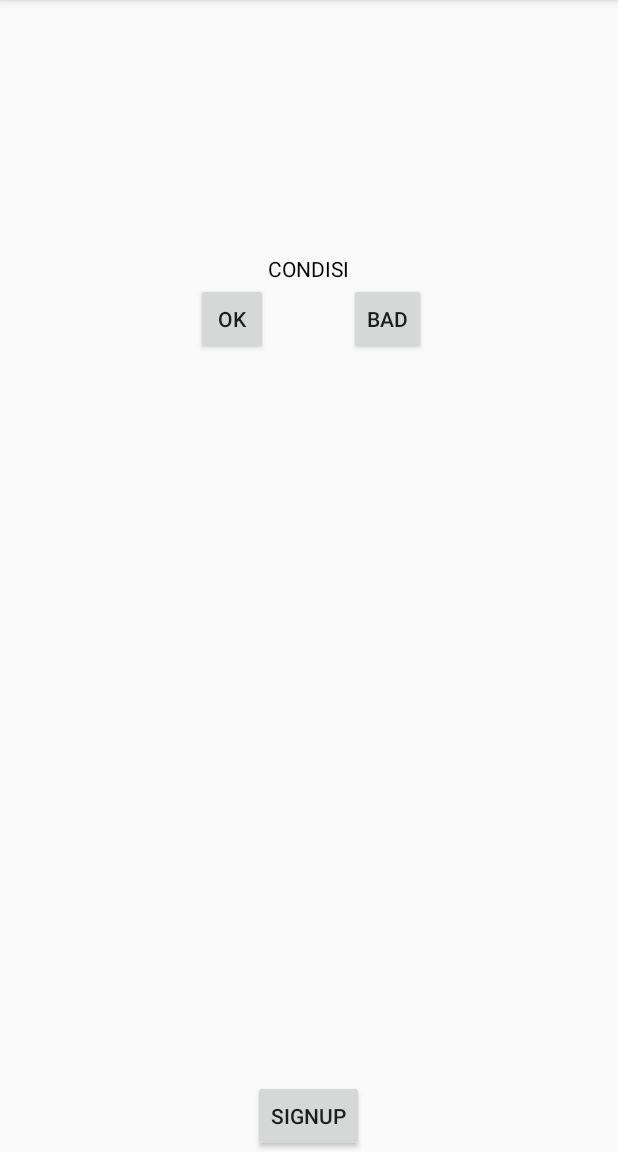
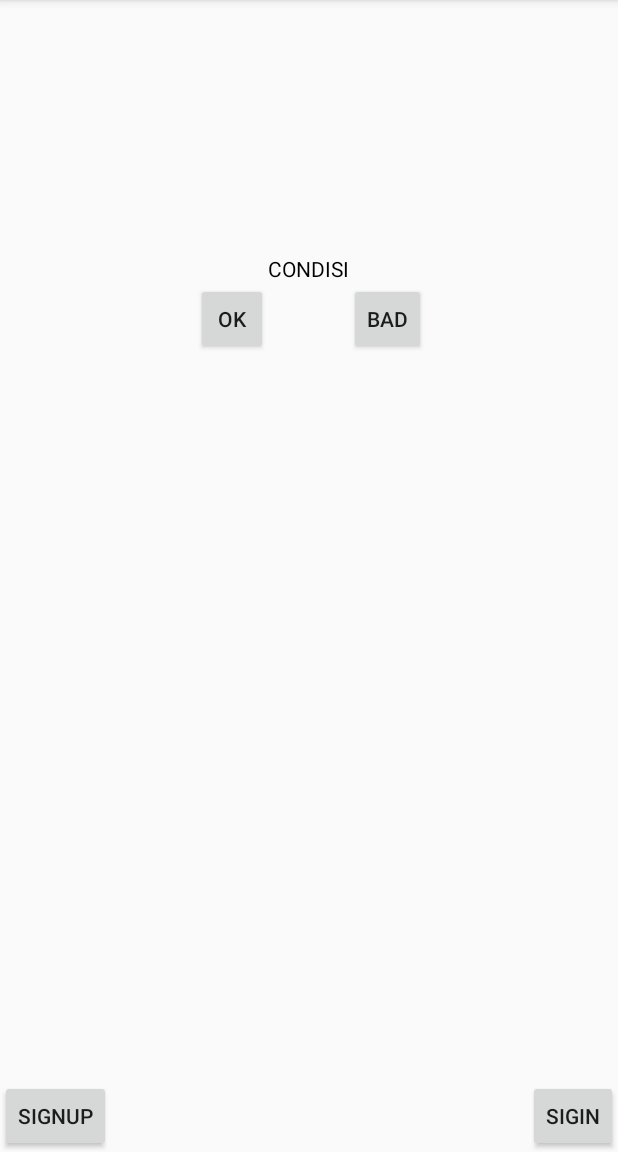
Before and after one commit to PutraNasri/Test-fire, an Android app: the screen it shows after launch (MainActivity), on a phone screen of 412 x 824 dp, the part 84-1236 px from its top. Run offline under Robolectric (Android 15) with nearby library versions, the phone set to English and light mode, and no system bars; libraries missing offline, so code that uses them is left out: com.firebase.client; 3 statements that could not run were skipped.

```diff
--- a/app/src/main/java/es/esy/kinketkuena/test_fire/MainActivity.java
+++ b/app/src/main/java/es/esy/kinketkuena/test_fire/MainActivity.java
@@ -56,5 +56,9 @@ private Firebase mRef;
         Intent intent = new Intent(this, signup.class);
         startActivity(intent);
     }
+    public void signin(View view){
+        Intent intent = new Intent(this, Login.class);
+        startActivity(intent);
+    }
 
 }
--- a/app/src/main/res/layout/activity_main.xml
+++ b/app/src/main/res/layout/activity_main.xml
@@ -47,5 +47,17 @@
         android:id="@+id/button4"
         android:onClick="signup"
         android:layout_alignParentBottom="true"
-        android:layout_centerHorizontal="true" />
+        android:layout_alignParentLeft="true"
+        android:layout_alignParentStart="true" />
+
+    <Button
+        style="?android:attr/buttonStyleSmall"
+        android:layout_width="wrap_content"
+        android:layout_height="wrap_content"
+        android:text="sigin"
+        android:id="@+id/button3"
+        android:onClick="signin"
+        android:layout_alignParentBottom="true"
+        android:layout_alignParentRight="true"
+        android:layout_alignParentEnd="true" />
 </RelativeLayout>
```
Also changed, not shown: app/src/main/java/es/esy/kinketkuena/test_fire/Login.java (+104 -0 lines), app/src/main/res/layout/activity_login.xml (+14 -5 lines).
